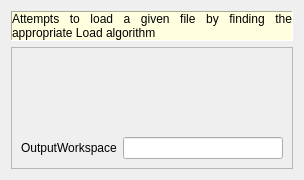
Before: the Qt Designer form Code/Mantid/MantidQt/CustomDialogs/inc/MantidQtCustomDialogs/LoadDialog.ui in mantidproject/mantid, drawn with Qt 5.
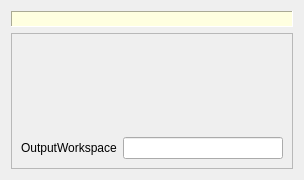
After: the same form once the commit is applied. Custom widgets are drawn as their Qt base class.

Commit message: Allow user to set optional message. Refs #7929.

```diff
--- a/Code/Mantid/MantidQt/CustomDialogs/inc/MantidQtCustomDialogs/LoadDialog.ui
+++ b/Code/Mantid/MantidQt/CustomDialogs/inc/MantidQtCustomDialogs/LoadDialog.ui
@@ -138,7 +138,7 @@
       <enum>QFrame::Sunken</enum>
      </property>
      <property name="text">
-      <string>Attempts to load a given file by finding the appropriate Load algorithm</string>
+      <string/>
      </property>
      <property name="alignment">
       <set>Qt::AlignJustify|Qt::AlignVCenter</set>
```
Left out of the diff: 2 changed lines with no effect on the pictures. The commit also changes 1 other file.
